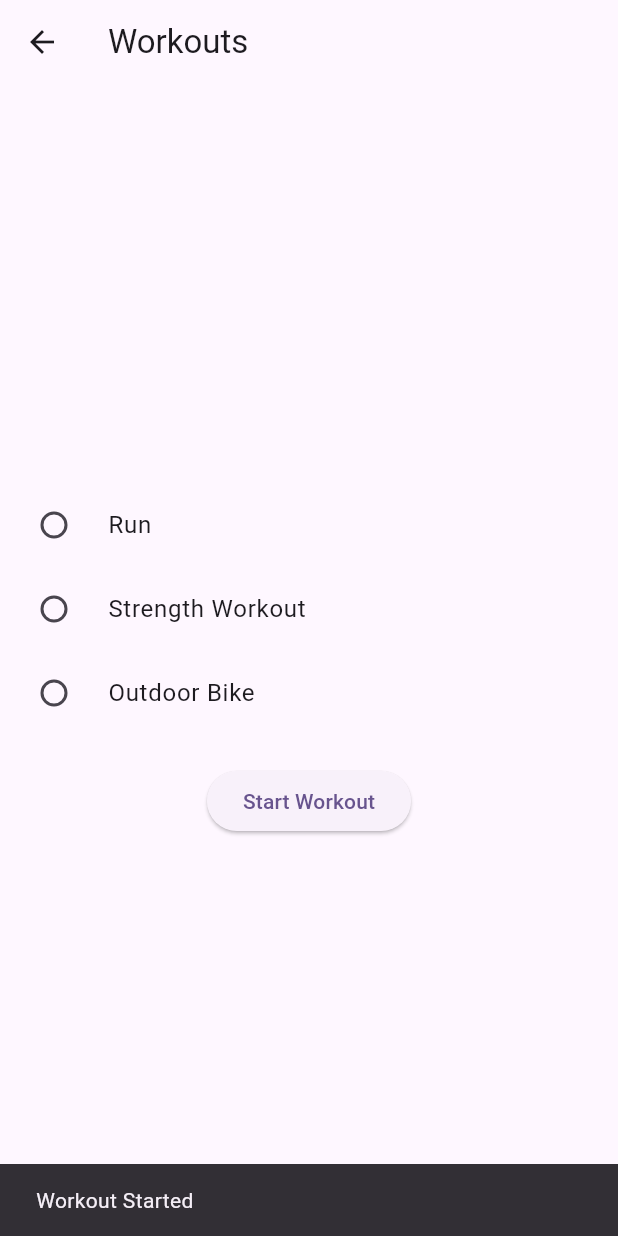
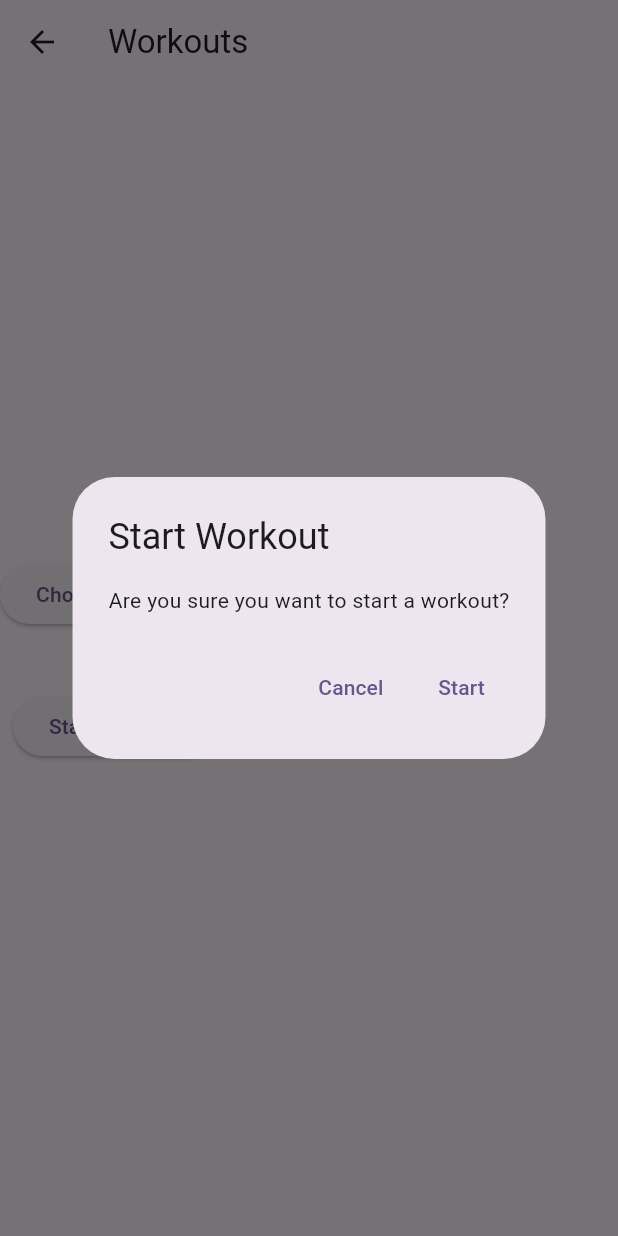
Before and after one commit to Abdullah-Mohammed-OTU/Mobile_Devices_project, a Flutter app: the WorkoutsPage screen opened directly, after a tap on "Start Workout", on a phone screen of 412 x 824 dp. Run offline on Flutter 3.47's test engine with Material 3 defaults, Android fonts, the phone set to English and light mode, and no system bars.

Commit message:
Modified the food planner page so that users may add the food they ate. Not done yet, will need to connect to backend and store in database + get info about food from some API. Modified the Workouts page so that it has pickers/dialogs and snackbar for when you start the workout.

```diff
--- a/project/lib/pages/workouts_page.dart
+++ b/project/lib/pages/workouts_page.dart
@@ -10,6 +10,31 @@ class WorkoutsPage extends StatefulWidget {
 class _WorkoutsPageState extends State<WorkoutsPage> {
   String? _selectedWorkout;
 
+  final List<String> _savedWorkouts = [];
+  final List<String> _options = ["Run", "Strength Workout", "Outdoor Bike"];
+
+  void _showWorkoutPicker() {
+    showDialog(
+      context: context,
+      builder: (context) {
+        return SimpleDialog(
+          title: const Text('Select Workout'),
+          children: _options.map((workout) {
+            return SimpleDialogOption(
+              child: Text(workout),
+              onPressed: () {
+                setState(() {
+                  _selectedWorkout = workout;
+                });
+                Navigator.pop(context);
+              },
+            );
+          }).toList(),
+        );
+      },
+    );
+  }
+
   @override
   Widget build(BuildContext context) {
     return Scaffold(
@@ -17,41 +42,48 @@ class _WorkoutsPageState extends State<WorkoutsPage> {
       body: Column(
         mainAxisAlignment: MainAxisAlignment.center,
         children: [
-          RadioListTile<String>(
-            title: const Text('Run'),
-            value: 'run',
-            groupValue: _selectedWorkout,
-            onChanged: (value) {
-              setState(() {
-                _selectedWorkout = value;
-              });
-            },
+          if (_savedWorkouts.isNotEmpty)
+            Padding(
+              padding: const EdgeInsets.only(bottom: 20),
+              child: Text("Selected: ${_savedWorkouts.join(", ")}", style: const TextStyle(fontSize: 16)),
+            ),
+          if (_selectedWorkout != null)
+            Padding(
+              padding: const EdgeInsets.only(bottom: 20),
+              child: Text("Chosen Workout: $_selectedWorkout", style: const TextStyle(fontSize: 16)),
+            ),
+          ElevatedButton(
+            onPressed: _showWorkoutPicker,
+            child: const Text("Choose Workout"),
           ),
-          RadioListTile<String>(
-            title: const Text('Strength Workout'),
-            value: 'strength',
-            groupValue: _selectedWorkout,
-            onChanged: (value) {
-              setState(() {
-                _selectedWorkout = value;
-              });
-            },
-          ),
-          RadioListTile<String>(
-            title: const Text('Outdoor Bike'),
-            value: 'bike',
-            groupValue: _selectedWorkout,
-            onChanged: (value) {
-              setState(() {
-                _selectedWorkout = value;
-              });
-            },
-          ),
-          const SizedBox(height: 20),
+          const SizedBox(height: 40),
           ElevatedButton(
             onPressed: () {
-              ScaffoldMessenger.of(context).showSnackBar(
-                const SnackBar(content: Text('Workout Started')),
+              showDialog(
+                context: context,
+                builder: (BuildContext context) {
+                  return AlertDialog(
+                    title: const Text('Start Workout'),
+                    content: const Text('Are you sure you want to start a workout?'),
+                    actions: [
+                      TextButton(
+                        onPressed: () {
+                          Navigator.of(context).pop();
+                        },
+                        child: const Text('Cancel'),
+                      ),
+                      TextButton(
+                        onPressed: () {
+                          Navigator.of(context).pop();
+                          ScaffoldMessenger.of(context).showSnackBar(
+                            const SnackBar(content: Text('Workout Started')),
+                          );
+                        },
+                        child: const Text('Start'),
+                      ),
+                    ],
+                  );
+                },
               );
             },
             child: const Text('Start Workout'),
```
Also changed, not shown: project/lib/pages/food_planner_page.dart (+67 -5 lines).
